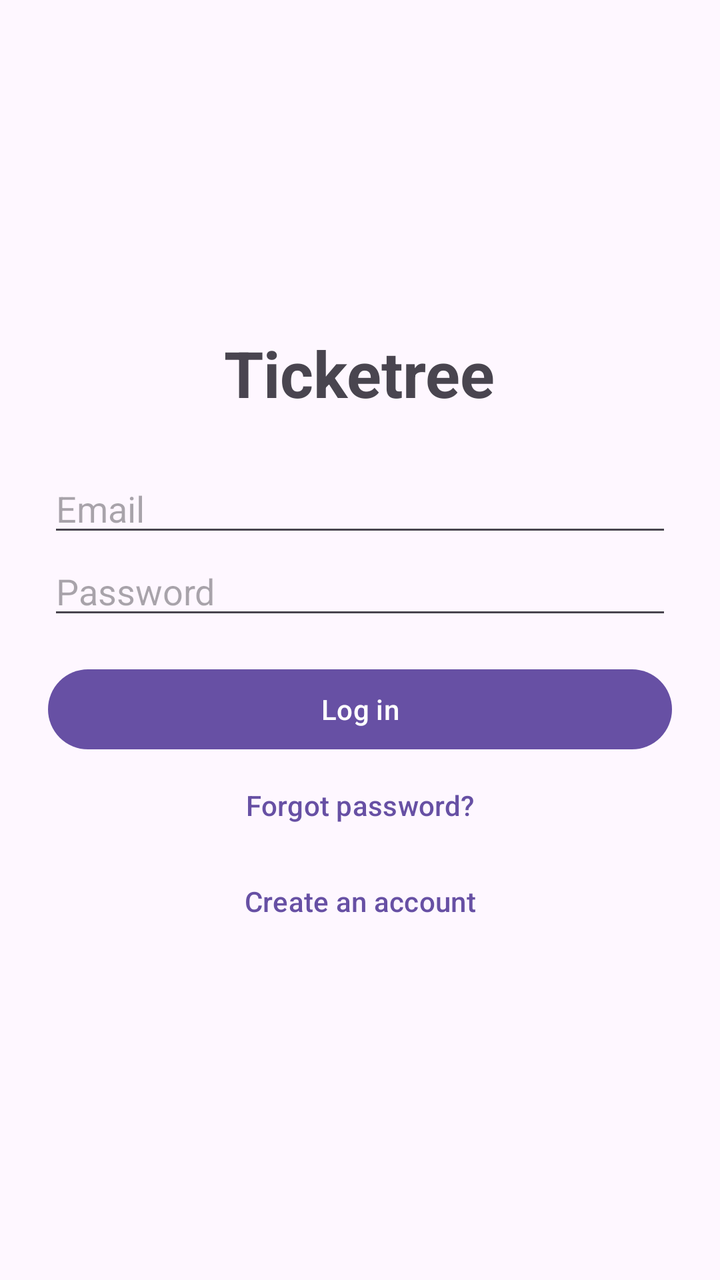
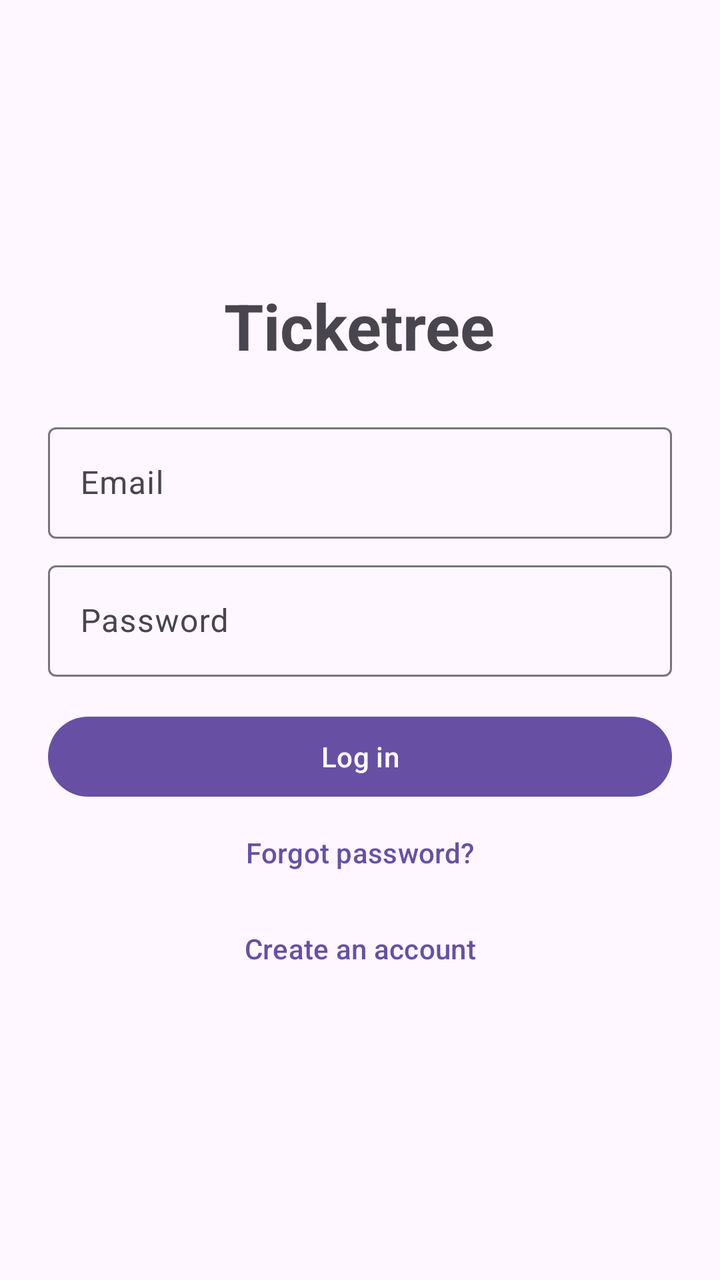

The first picture is an Android layout as it rendered before a commit; the second is the same layout after the commit. The layout source and the unified diff follow.
<!-- AndroidManifest.xml: application theme Theme.Ticketree -->
<!-- res/layout/activity_login.xml -->
<?xml version="1.0" encoding="utf-8"?>
<LinearLayout xmlns:android="http://schemas.android.com/apk/res/android"
    android:layout_width="match_parent"
    android:layout_height="match_parent"
    android:fitsSystemWindows="true"
    android:gravity="center"
    android:orientation="vertical"
    android:padding="24dp">

    <TextView
        android:layout_width="wrap_content"
        android:layout_height="wrap_content"
        android:layout_marginBottom="24dp"
        android:text="Ticketree"
        android:textSize="32sp"
        android:textStyle="bold" />

    <EditText
        android:id="@+id/etEmail"
        android:layout_width="match_parent"
        android:layout_height="wrap_content"
        android:hint="Email"
        android:inputType="textEmailAddress" />

    <EditText
        android:id="@+id/etPassword"
        android:layout_width="match_parent"
        android:layout_height="wrap_content"
        android:hint="Password"
        android:inputType="textPassword" />

    <Button
        android:id="@+id/btnLogin"
        android:layout_width="match_parent"
        android:layout_height="wrap_content"
        android:layout_marginTop="16dp"
        android:text="Log in" />

    <Button
        android:id="@+id/btnForgot"
        style="@style/Widget.Material3.Button.TextButton"
        android:layout_width="match_parent"
        android:layout_height="wrap_content"
        android:text="Forgot password?" />

    <Button
        android:id="@+id/btnSignUp"
        style="@style/Widget.Material3.Button.TextButton"
        android:layout_width="match_parent"
        android:layout_height="wrap_content"
        android:text="Create an account" />
</LinearLayout>
<!-- resources referenced by this layout -->
<resources>
  <style name="Theme.Ticketree" parent="Base.Theme.Ticketree" />
  <style name="Base.Theme.Ticketree" parent="Theme.Material3.DayNight.NoActionBar">
          
          
      </style>
</resources>

<!-- the commit's change to res/layout/activity_login.xml (unified diff, before → after) -->
@@ -7,7 +7,7 @@
     android:orientation="vertical"
     android:padding="24dp">
 
-    <TextView
+    <com.google.android.material.textview.MaterialTextView
         android:layout_width="wrap_content"
         android:layout_height="wrap_content"
         android:layout_marginBottom="24dp"
@@ -15,35 +15,48 @@
         android:textSize="32sp"
         android:textStyle="bold" />
 
-    <EditText
-        android:id="@+id/etEmail"
+    <com.google.android.material.textfield.TextInputLayout
+        style="@style/Widget.Material3.TextInputLayout.OutlinedBox"
         android:layout_width="match_parent"
         android:layout_height="wrap_content"
-        android:hint="Email"
-        android:inputType="textEmailAddress" />
+        android:hint="Email">
 
-    <EditText
-        android:id="@+id/etPassword"
+        <com.google.android.material.textfield.TextInputEditText
+            android:id="@+id/etEmail"
+            android:layout_width="match_parent"
+            android:layout_height="wrap_content"
+            android:inputType="textEmailAddress" />
+    </com.google.android.material.textfield.TextInputLayout>
+
+    <com.google.android.material.textfield.TextInputLayout
+        style="@style/Widget.Material3.TextInputLayout.OutlinedBox"
         android:layout_width="match_parent"
         android:layout_height="wrap_content"
-        android:hint="Password"
-        android:inputType="textPassword" />
+        android:layout_marginTop="8dp"
+        android:hint="Password">
 
-    <Button
+        <com.google.android.material.textfield.TextInputEditText
+            android:id="@+id/etPassword"
+            android:layout_width="match_parent"
+            android:layout_height="wrap_content"
+            android:inputType="textPassword" />
+    </com.google.android.material.textfield.TextInputLayout>
+
+    <com.google.android.material.button.MaterialButton
         android:id="@+id/btnLogin"
         android:layout_width="match_parent"
         android:layout_height="wrap_content"
         android:layout_marginTop="16dp"
         android:text="Log in" />
 
-    <Button
+    <com.google.android.material.button.MaterialButton
         android:id="@+id/btnForgot"
         style="@style/Widget.Material3.Button.TextButton"
         android:layout_width="match_parent"
         android:layout_height="wrap_content"
         android:text="Forgot password?" />
 
-    <Button
+    <com.google.android.material.button.MaterialButton
         android:id="@+id/btnSignUp"
         style="@style/Widget.Material3.Button.TextButton"
         android:layout_width="match_parent"
